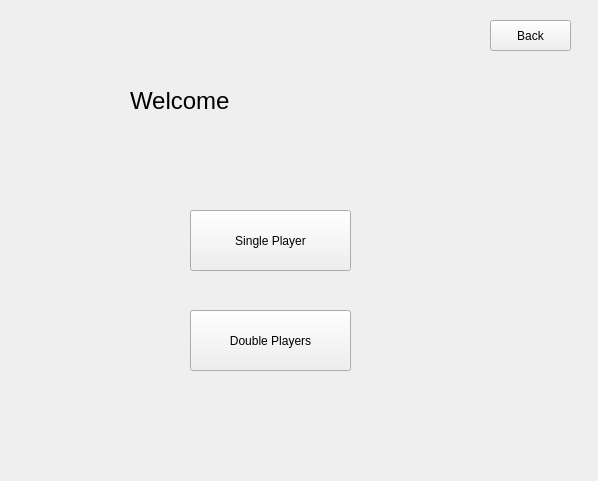
First picture: the form in Tank_Trouble_IV/welcomewidget.ui, repository raitocc/run, before the edit.
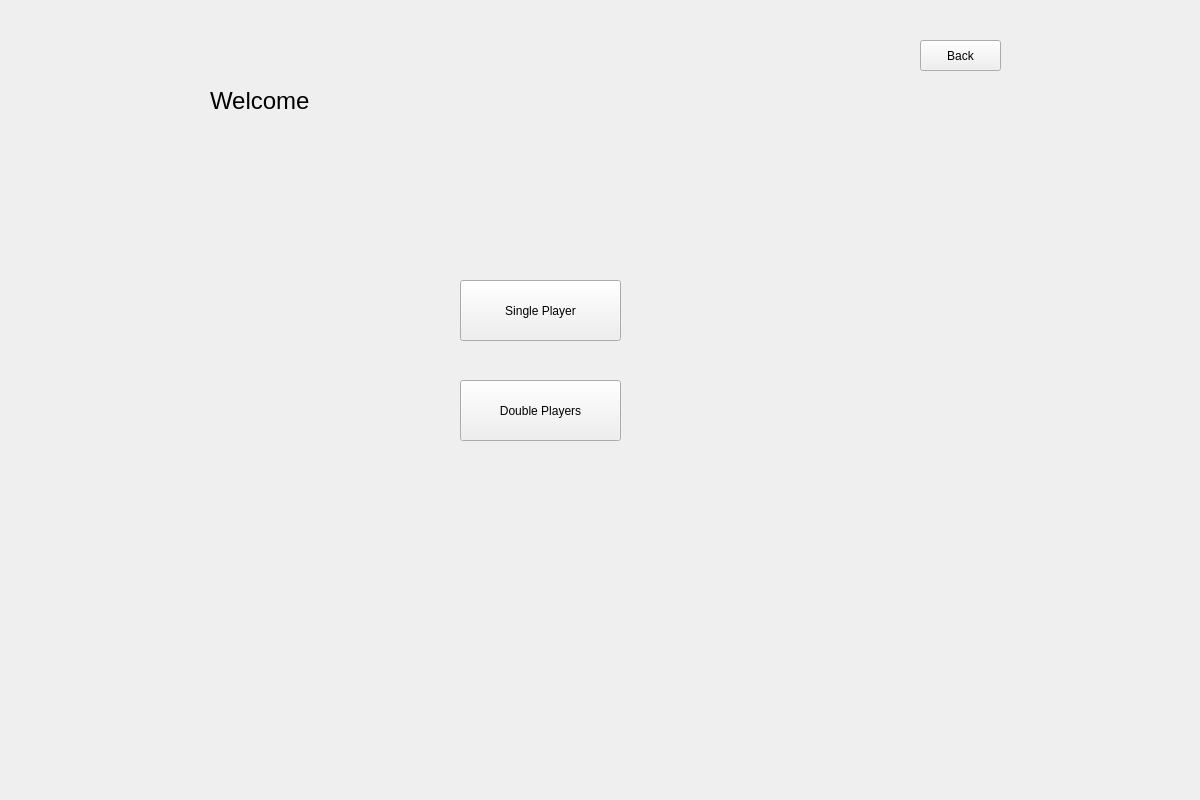
Second picture: the form after the edit.

```diff
--- a/Tank_Trouble_IV/welcomewidget.ui
+++ b/Tank_Trouble_IV/welcomewidget.ui
@@ -6,8 +6,8 @@
    <rect>
     <x>0</x>
     <y>0</y>
-    <width>598</width>
-    <height>481</height>
+    <width>1200</width>
+    <height>800</height>
    </rect>
   </property>
   <property name="windowTitle">
@@ -16,8 +16,8 @@
   <widget class="QPushButton" name="btnSingle">
    <property name="geometry">
     <rect>
-     <x>190</x>
-     <y>210</y>
+     <x>460</x>
+     <y>280</y>
      <width>161</width>
      <height>61</height>
     </rect>
@@ -29,8 +29,8 @@
   <widget class="QPushButton" name="btnDouble">
    <property name="geometry">
     <rect>
-     <x>190</x>
-     <y>310</y>
+     <x>460</x>
+     <y>380</y>
      <width>161</width>
      <height>61</height>
     </rect>
@@ -42,8 +42,8 @@
   <widget class="QPushButton" name="btnBack">
    <property name="geometry">
     <rect>
-     <x>490</x>
-     <y>20</y>
+     <x>920</x>
+     <y>40</y>
      <width>81</width>
      <height>31</height>
     </rect>
@@ -55,7 +55,7 @@
   <widget class="QLabel" name="label">
    <property name="geometry">
     <rect>
-     <x>130</x>
+     <x>210</x>
      <y>70</y>
      <width>331</width>
      <height>61</height>
```
